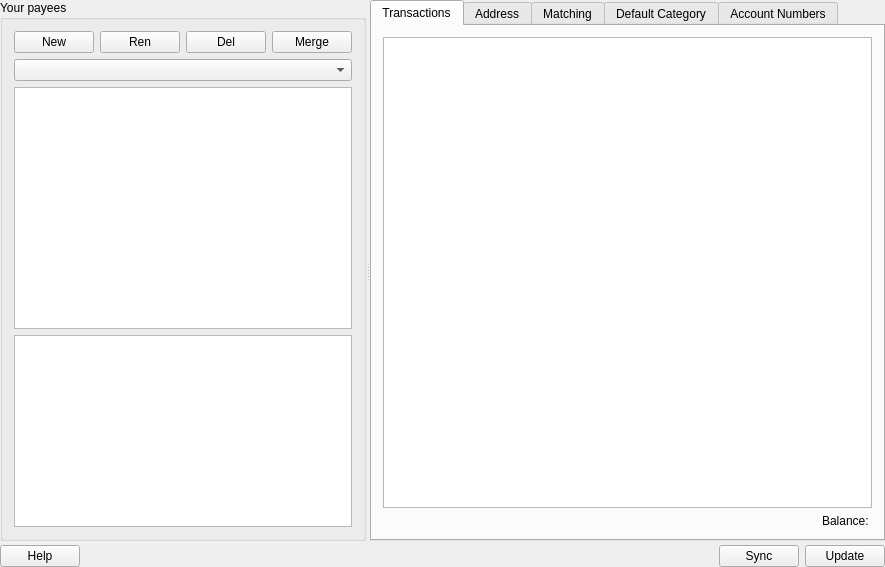
This is kmymoney/views/kpayeesview.ui in KDE/kmymoney as Qt 5 draws it before an edit. The edited form follows.
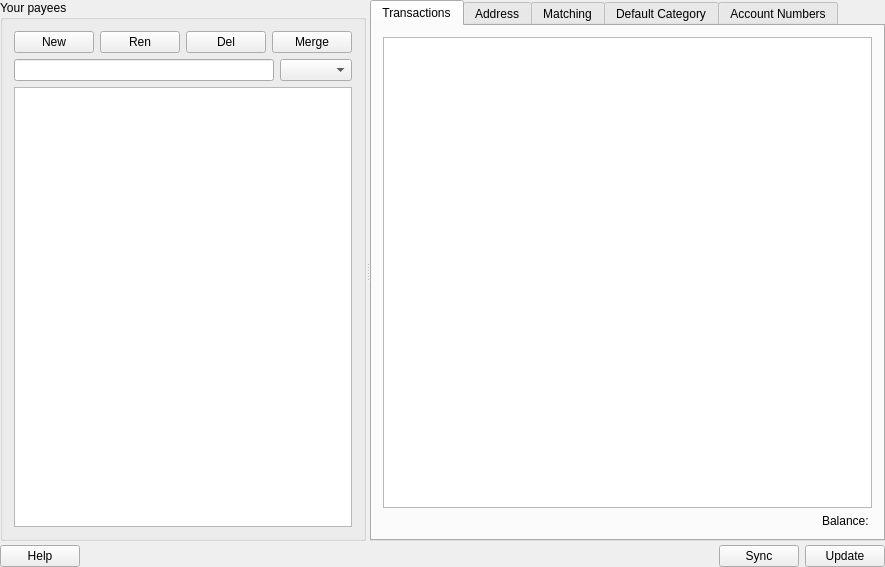
This is the edited form. Custom widgets are drawn as their Qt base class.

Commit message: Improved payees view

Diff of the .ui file:
```diff
--- a/kmymoney/views/kpayeesview.ui
+++ b/kmymoney/views/kpayeesview.ui
@@ -106,27 +106,14 @@
        </item>
        <item>
         <layout class="QHBoxLayout" name="m_listTopHLayout">
+         <item>
+          <widget class="QLineEdit" name="m_searchWidget"/>
+         </item>
          <item>
           <widget class="KComboBox" name="m_filterBox"/>
          </item>
         </layout>
        </item>
-       <item>
-        <widget class="QListWidget" name="m_payeesList">
-         <property name="sizePolicy">
-          <sizepolicy hsizetype="Expanding" vsizetype="Expanding">
-           <horstretch>1</horstretch>
-           <verstretch>1</verstretch>
-          </sizepolicy>
-         </property>
-         <property name="alternatingRowColors">
-          <bool>true</bool>
-         </property>
-         <property name="selectionMode">
-          <enum>QAbstractItemView::ExtendedSelection</enum>
-         </property>
-        </widget>
-       </item>
        <item>
         <widget class="QListView" name="m_payees">
          <property name="alternatingRowColors">
```
Left out of the diff: 1 changed line with no effect on the pictures. The commit also changes 52 other files.
